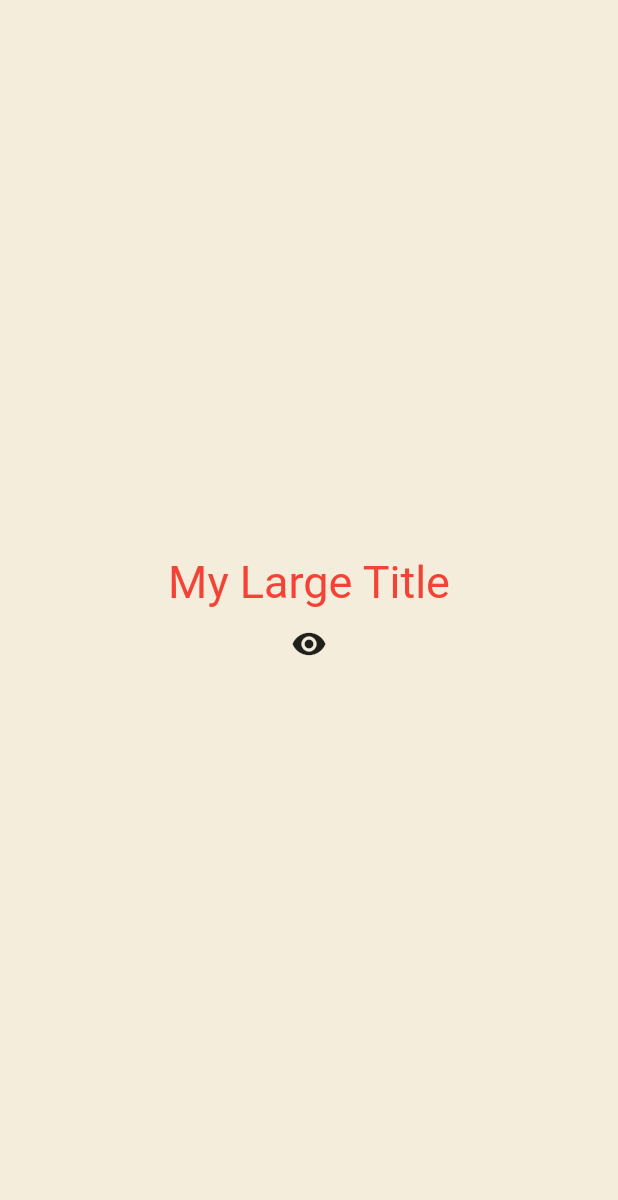
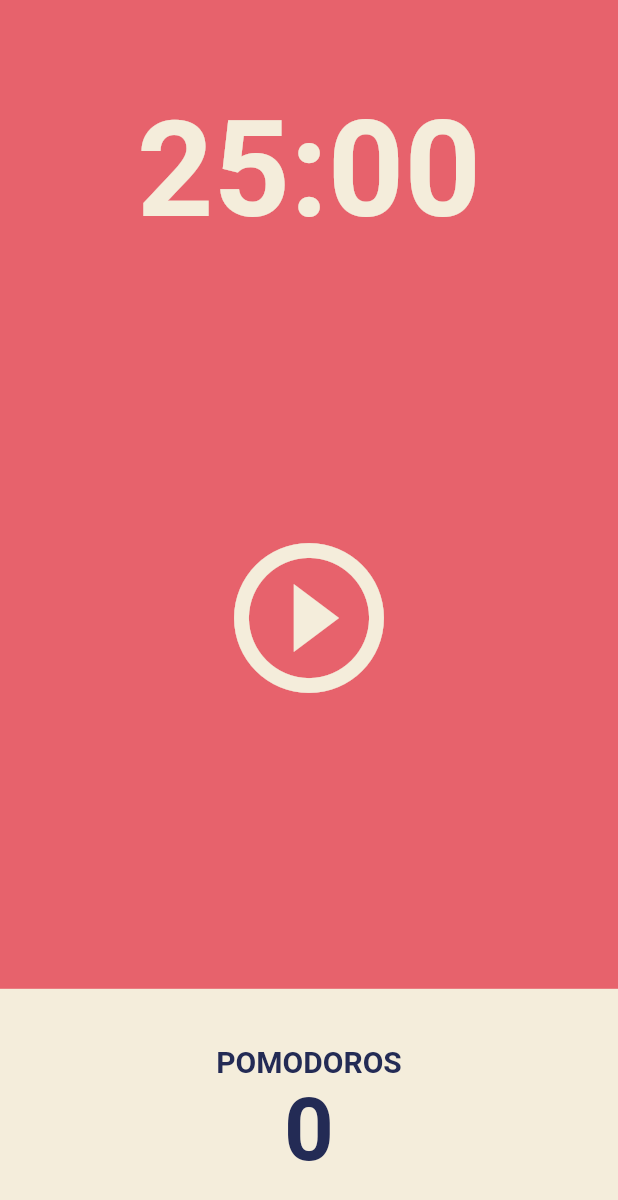
Before and after one commit to gksehfapd/toonflix, a Flutter app: the screen it shows after launch, on a phone screen of 412 x 824 dp. Shown: the top 1200 px of the screen. Run offline on Flutter 3.47's test engine with Material 2 defaults, Android fonts, the phone set to English and light mode, and no system bars.

Commit message:
feat: User Interface

```diff
--- a/lib/main.dart
+++ b/lib/main.dart
@@ -1,223 +1,29 @@
 import 'package:flutter/cupertino.dart';
 import 'package:flutter/material.dart';
-import 'package:toonflix/widgets/button.dart';
-import 'package:toonflix/widgets/currency_card.dart';
-
-class Player {
-  String name;
-
-  Player({required this.name});
-}
+import 'package:toonflix/screens/home_screen.dart';
 
 void main() {
   runApp(const App());
 }
 
-class App extends StatefulWidget {
+class App extends StatelessWidget {
   const App({super.key});
-
-  @override
-  State<App> createState() => _AppState();
-}
-
-class _AppState extends State<App> {
-  bool showTitle = true;
-
-  void toggleTitle() {
-    setState(() {
-      showTitle = !showTitle;
-    });
-  }
 
   @override
   Widget build(BuildContext context) {
     return MaterialApp(
       theme: ThemeData(
-          textTheme: const TextTheme(
-              titleLarge: TextStyle(
-        color: Colors.red,
-      ))),
-      home: Scaffold(
-        backgroundColor: const Color(0xFFF4EDDB),
-        body: Center(
-          child: (Column(
-            mainAxisAlignment: MainAxisAlignment.center,
-            children: [
-              showTitle ? const MyLargeTitle() : const Text('nothing to see'),
-              IconButton(
-                  onPressed: toggleTitle,
-                  icon: const Icon(Icons.remove_red_eye)),
-            ],
-          )),
+        colorScheme: ColorScheme.fromSwatch(
+          backgroundColor: const Color(0xFFE7626C),
         ),
-
-        //여기부터
-        // backgroundColor: const Color(0xFF181818),
-        // body: SingleChildScrollView(
-        //   child: Padding(
-        //     padding: const EdgeInsets.symmetric(
-        //       horizontal: 20,
-        //     ),
-        //     child: Column(
-        //       crossAxisAlignment: CrossAxisAlignment.start,
-        //       children: [
-        //         const SizedBox(
-        //           height: 80,
-        //         ),
-        //         const Row(
-        //           mainAxisAlignment: MainAxisAlignment.end,
-        //           children: [
-        //             Column(
-        //               crossAxisAlignment: CrossAxisAlignment.end,
-        //               children: [
-        //                 Text(
-        //                   'Hey, HAN',
-        //                   style: TextStyle(
-        //                     color: Colors.white,
-        //                     fontSize: 28,
-        //                     fontWeight: FontWeight.w800,
-        //                   ),
-        //                 ),
-        //                 Text(
-        //                   'Welcome back',
-        //                   style: TextStyle(
-        //                     color: Color.fromRGBO(255, 255, 255, 0.8),
-        //                     fontSize: 18,
-        //                   ),
-        //                 ),
-        //               ],
-        //             )
-        //           ],
-        //         ),
-        //         const SizedBox(
-        //           height: 70,
-        //         ),
-        //         Text(
-        //           'Total Balance',
-        //           style: TextStyle(
-        //             fontSize: 22,
-        //             color: Colors.white.withOpacity(0.8),
-        //           ),
-        //         ),
-        //         const SizedBox(
-        //           height: 5,
-        //         ),
-        //         const Text(
-        //           '\$5 194 482',
-        //           style: TextStyle(
-        //             fontSize: 42,
-        //             fontWeight: FontWeight.w600,
-        //             color: Colors.white,
-        //           ),
-        //         ),
-        //         const SizedBox(height: 30),
-        //         const Row(
-        //           mainAxisAlignment: MainAxisAlignment.spaceBetween,
-        //           children: [
-        //             Button(
-        //               text: 'Transfer',
-        //               bgColor: Colors.amber,
-        //               textColor: Colors.black,
-        //             ),
-        //             Button(
-        //               text: 'Request',
-        //               bgColor: Color(0xFF1F2123),
-        //               textColor: Colors.white,
-        //             ),
-        //           ],
-        //         ),
-        //         const SizedBox(
-        //           height: 50,
-        //         ),
-        //         Row(
-        //           crossAxisAlignment: CrossAxisAlignment.end,
-        //           mainAxisAlignment: MainAxisAlignment.spaceBetween,
-        //           children: [
-        //             const Text(
-        //               'Wallets',
-        //               style: TextStyle(
-        //                 color: Colors.white,
-        //                 fontSize: 36,
-        //                 fontWeight: FontWeight.w600,
-        //               ),
-        //             ),
-        //             Text(
-        //               'View All',
-        //               style: TextStyle(
-        //                 color: Colors.white.withOpacity(0.8),
-        //                 fontSize: 18,
-        //               ),
-        //             ),
-        //           ],
-        //         ),
-        //         const SizedBox(
-        //           height: 20,
-        //         ),
-        //         const CurrencyCard(
-        //           name: 'Euro',
-        //           code: 'EUR',
-        //           amount: '6 428',
-        //           icon: Icons.euro_rounded,
-        //           isInverted: false,
-        //           order: 0,
-        //         ),
-        //         const CurrencyCard(
-        //           name: 'Bitcoin',
-        //           code: 'BTC',
-        //           amount: '9 785',
-        //           icon: Icons.currency_bitcoin,
-        //           isInverted: true,
-        //           order: 1,
-        //         ),
-        //         const CurrencyCard(
-        //           name: 'Dollar',
-        //           code: 'USD',
-        //           amount: '8 987',
-        //           icon: Icons.attach_money_outlined,
-        //           isInverted: false,
-        //           order: 2,
-        //         ),
-        //       ],
-        //     ),
-        //   ),
-        // ),
-        //여기까지
+        textTheme: const TextTheme(
+          displayLarge: TextStyle(
+            color: Color(0xFF232B55),
+          ),
+        ),
+        cardColor: const Color(0xFFF4EDDB),
       ),
+      home: const HomeScreen(),
     );
   }
 }
-
-class MyLargeTitle extends StatefulWidget {
-  const MyLargeTitle({
-    super.key,
-  });
-
-  @override
-  State<MyLargeTitle> createState() => _MyLargeTitleState();
-}
-
-class _MyLargeTitleState extends State<MyLargeTitle> {
-  int count = 0;
-
-  @override
-  void initState() {
-    super.initState();
-    print('initState!');
-  }
-
-  @override
-  void dispose() {
-    super.dispose();
-    print('dispose');
-  }
-
-  @override
-  Widget build(BuildContext context) {
-    print('build');
-    return Text(
-      'My Large Title',
-      style: TextStyle(
-          fontSize: 30, color: Theme.of(context).textTheme.titleLarge?.color),
-    );
-  }
-}
--- /dev/null
+++ b/lib/screens/home_screen.dart
@@ -0,0 +1,83 @@
+import 'package:flutter/material.dart';
+
+class HomeScreen extends StatefulWidget {
+  const HomeScreen({super.key});
+
+  @override
+  State<HomeScreen> createState() => _HomeScreenState();
+}
+
+class _HomeScreenState extends State<HomeScreen> {
+  @override
+  Widget build(BuildContext context) {
+    return Scaffold(
+      backgroundColor: Theme.of(context).colorScheme.background,
+      body: Column(
+        children: [
+          Flexible(
+            flex: 1,
+            child: Container(
+              alignment: Alignment.bottomCenter,
+              child: Text(
+                '25:00',
+                style: TextStyle(
+                    color: Theme.of(context).cardColor,
+                    fontSize: 89,
+                    fontWeight: FontWeight.w600),
+              ),
+            ),
+          ),
+          Flexible(
+            flex: 3,
+            child: Center(
+              child: IconButton(
+                iconSize: 120,
+                color: Theme.of(context).cardColor,
+                onPressed: () {},
+                icon: const Icon(Icons.play_circle_outline),
+              ),
+            ),
+          ),
+          Flexible(
+            flex: 1,
+            child: Row(
+              children: [
+                Expanded(
+                  child: Container(
+                    decoration:
+                        BoxDecoration(color: Theme.of(context).cardColor),
+                    child: Column(
+                      mainAxisAlignment: MainAxisAlignment.center,
+                      children: [
+                        Text(
+                          'POMODOROS',
+                          style: TextStyle(
+                              fontSize: 20,
+                              color: Theme.of(context)
+                                  .textTheme
+                                  .displayLarge!
+                                  .color,
+                              fontWeight: FontWeight.w600),
+                        ),
+                        Text(
+                          '0',
+                          style: TextStyle(
+                              fontSize: 58,
+                              color: Theme.of(context)
+                                  .textTheme
+                                  .displayLarge!
+                                  .color,
+                              fontWeight: FontWeight.w600),
+                        ),
+                      ],
+                    ),
+                  ),
+                ),
+              ],
+            ),
+          ),
+        ],
+      ),
+    );
+  }
+}
```
